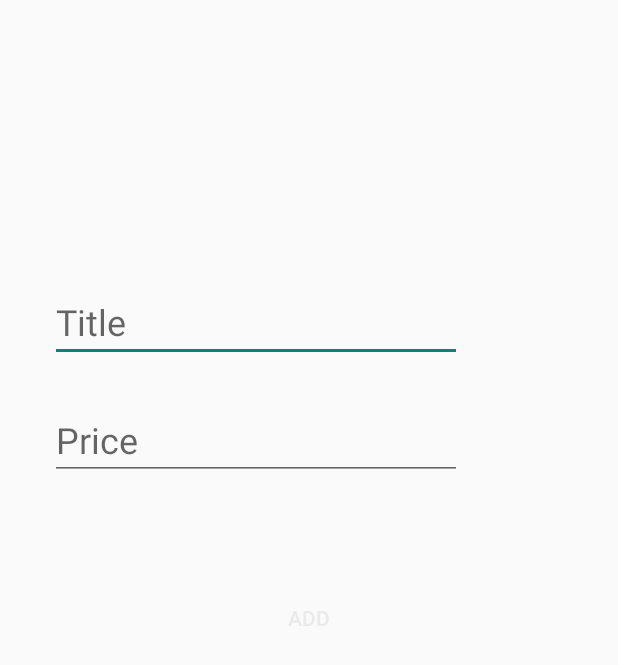
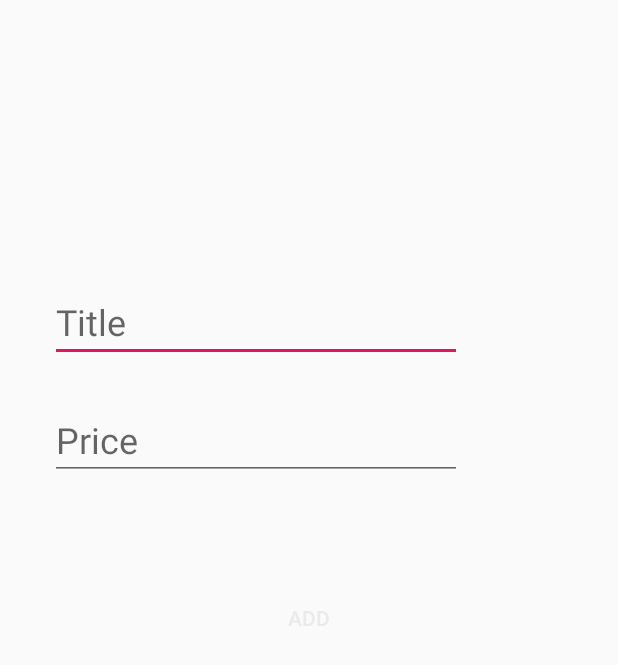
Before and after one commit to mitjukow/HelloWorld, an Android app: the AddItemActivity screen opened directly, with no data from a screen before it, on a phone screen of 412 x 824 dp. Shown: the top 665 px of the screen. Run offline under Robolectric (Android 15) with nearby library versions, the phone set to English and light mode, and no system bars.

Commit message:
Corrections made

```diff
--- a/app/src/main/AndroidManifest.xml
+++ b/app/src/main/AndroidManifest.xml
@@ -18,7 +18,11 @@
                 <category android:name="android.intent.category.LAUNCHER" />
             </intent-filter>
         </activity>
-        <activity android:name=".AddItemActivity" android:theme="@style/Theme.AppCompat.Light.NoActionBar"/>
+        <!--Как правильно по code style. Бывают разные стили, но в целом важно,  за эту черточку-->
+        <!--не заступать TODO remove this comment-->
+        <activity
+            android:name=".AddItemActivity"
+            android:theme="@style/NoActionBarTheme"/>
 
     </application>
 
--- a/app/src/main/java/com/mityukovalexander/helloworld/MainActivity.java
+++ b/app/src/main/java/com/mityukovalexander/helloworld/MainActivity.java
@@ -6,6 +6,7 @@ import android.os.Bundle;
 import android.view.View;
 import android.widget.TextView;
 
+// TODO вынести все размеры из файлов разметок в ресурсы (dimens.xml)
 public class MainActivity extends AppCompatActivity {
 
     @Override
--- a/app/src/main/res/layout-land/activity_additem.xml
+++ b/app/src/main/res/layout-land/activity_additem.xml
@@ -1,8 +1,8 @@
 <?xml version="1.0" encoding="utf-8"?>
 <RelativeLayout
             xmlns:android="http://schemas.android.com/apk/res/android"
-    xmlns:tools="http://schemas.android.com/tools"
-    android:layout_width="match_parent"
+            xmlns:tools="http://schemas.android.com/tools"
+            android:layout_width="match_parent"
             android:layout_height="match_parent"
             android:orientation="vertical">
 
@@ -16,6 +16,7 @@
         android:paddingStart="@dimen/itemStart"
         android:paddingEnd="@dimen/itemEnd"
         >
+
         <EditText
             android:id="@+id/titleText"
             android:layout_width="match_parent"
--- a/app/src/main/res/layout/activity_additem.xml
+++ b/app/src/main/res/layout/activity_additem.xml
@@ -14,6 +14,8 @@
         android:paddingStart="@dimen/itemStart"
         android:paddingEnd="@dimen/itemEnd"
         >
+
+        <!--Добавил отступ TODO remove this comment-->
         <EditText
             android:id="@+id/titleText"
             android:layout_width="match_parent"
--- a/app/src/main/res/values/styles.xml
+++ b/app/src/main/res/values/styles.xml
@@ -8,4 +8,15 @@
         <item name="colorAccent">@color/colorAccent</item>
     </style>
 
+    <!--Внес новую кастомную тему, на вебинаре не было - показываею-->
+    <!--Эта тема наследний той, что была установлена в манифесте.-->
+    <!--Только теперь мы изменили основные цвета - теперь черточка в полях ввода будет нужного-->
+    <!--нам цвета. Раньше был салотовый по-умолчанию. TODO remove this comment-->
+    <style name="NoActionBarTheme" parent="Theme.AppCompat.Light.NoActionBar">
+        <!-- Customize your theme here. -->
+        <item name="colorPrimary">@color/colorPrimary</item>
+        <item name="colorPrimaryDark">@color/colorPrimaryDark</item>
+        <item name="colorAccent">@color/colorAccent</item>
+    </style>
+
 </resources>
```
Also changed, not shown: app/src/main/java/com/mityukovalexander/helloworld/AddItemActivity.java (+5 -12 lines).
